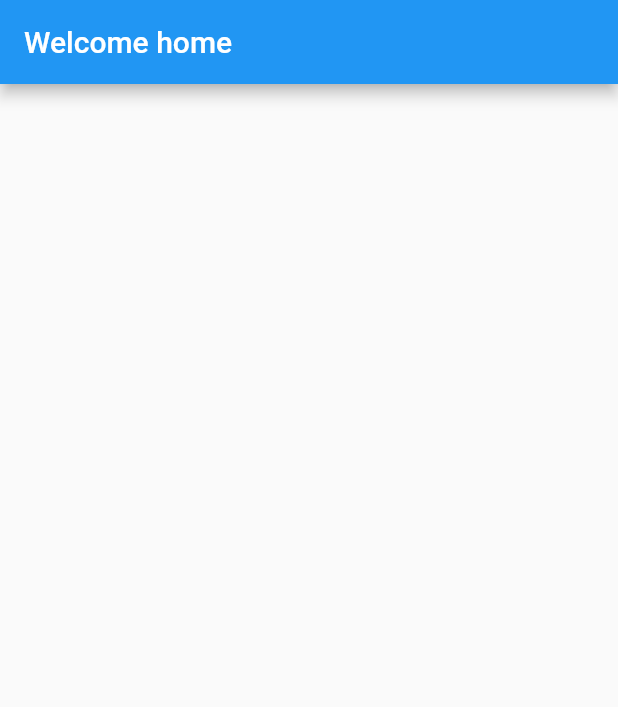
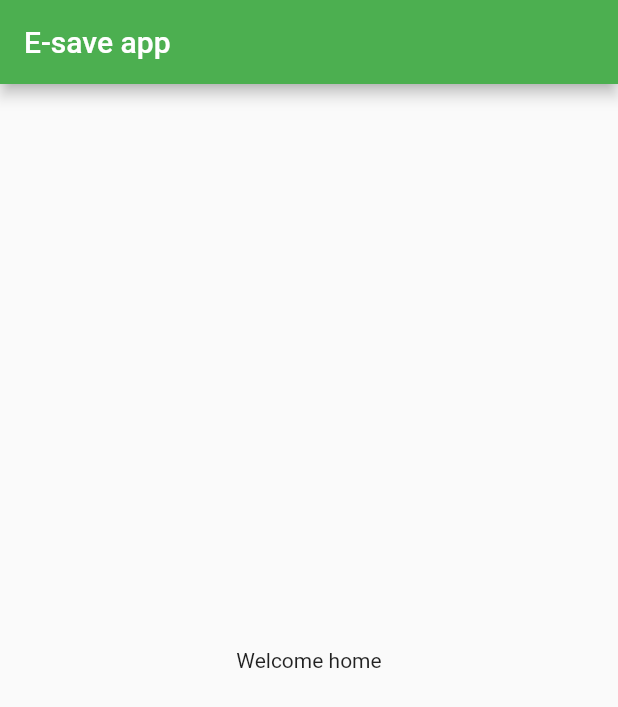
Before and after one commit to Manenomyk/E-Save-app-, a Flutter app: the screen it shows after launch, on a phone screen of 412 x 824 dp. Shown: the top 707 px of the screen. Run offline on Flutter 3.47's test engine with Material 2 defaults, Android fonts, the phone set to English and light mode, and no system bars.

Commit message:
first page

```diff
--- a/lib/main.dart
+++ b/lib/main.dart
@@ -9,8 +9,9 @@ class MyApp extends StatelessWidget {
 
   @override
   Widget build(BuildContext context) {
-    return const MaterialApp(
-      home: Home(),
+    return MaterialApp(
+      theme: ThemeData(primarySwatch: Colors.green),
+      home: const Home(),
     );
   }
 }
@@ -27,7 +28,10 @@ class _HomeState extends State<Home> {
   Widget build(BuildContext context) {
     return Scaffold(
       appBar: AppBar(
-        title: const Text('Welcome home'),
+        title: const Text('E-save app'),
+      ),
+      body: const Center(
+        child: Text('Welcome home'),
       ),
     );
   }
```
